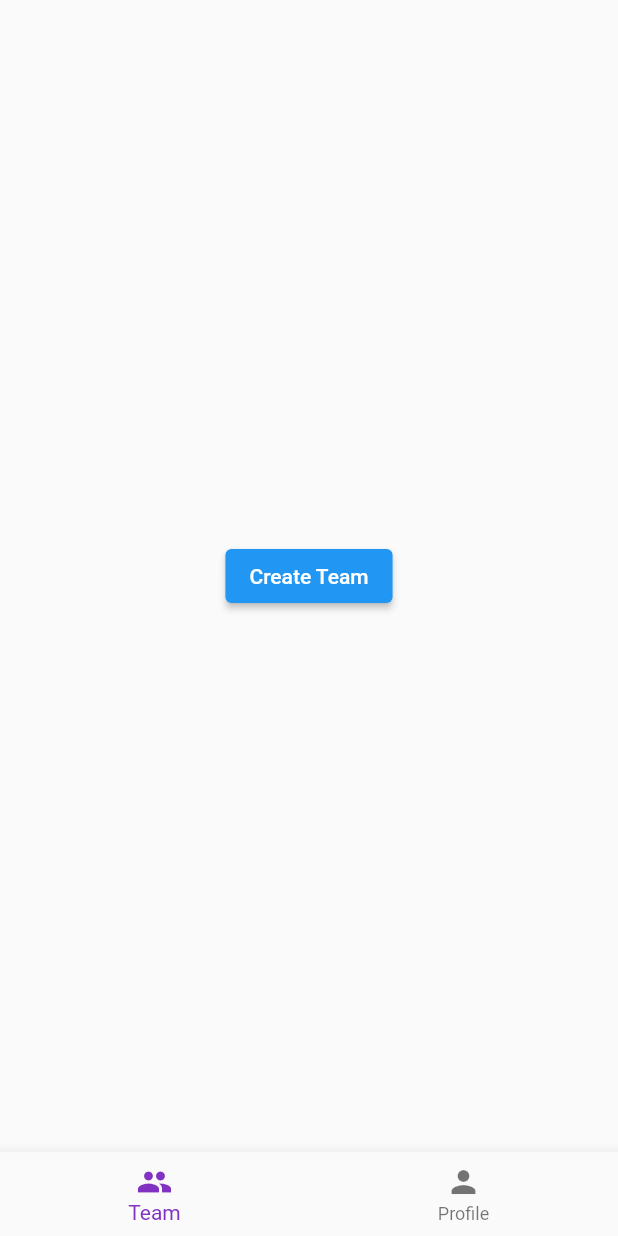
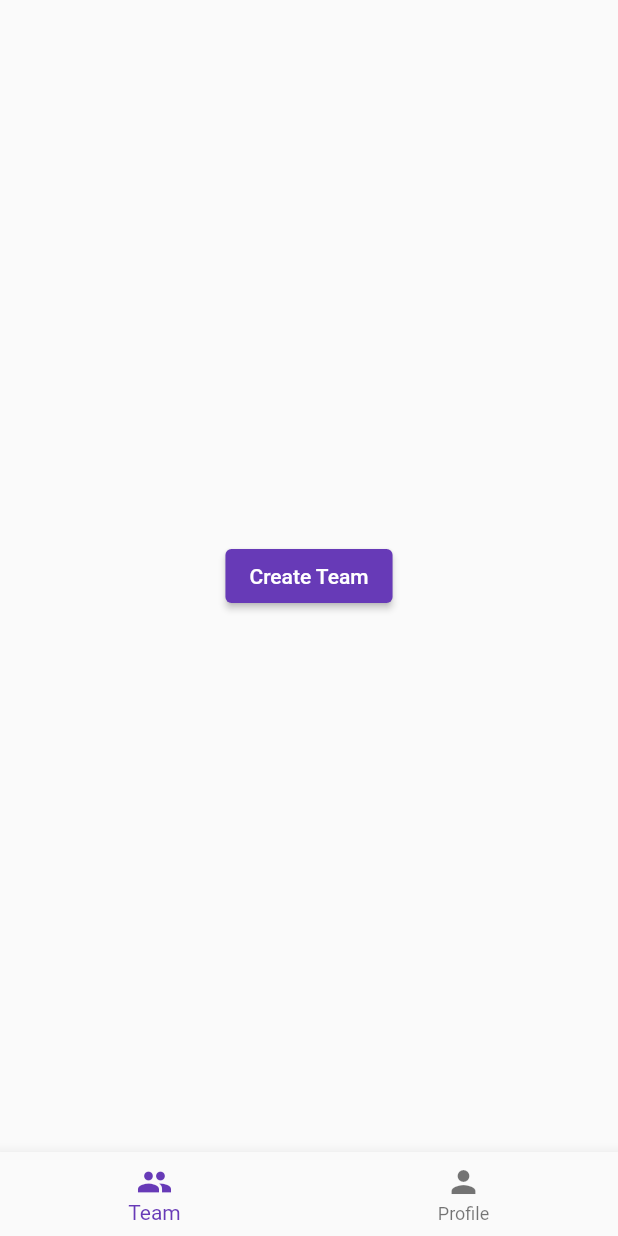
Before and after one commit to Codes-on-Roadshow/teamapp, a Flutter app: the screen it shows after launch, on a phone screen of 412 x 824 dp. Run offline on Flutter 3.47's test engine with Material 2 defaults, Android fonts, the phone set to English and light mode, and no system bars; missing offline and left inert: unleash.

Commit message:
change style to deep purple

```diff
--- a/mobile/lib/main.dart
+++ b/mobile/lib/main.dart
@@ -23,9 +23,26 @@
     return MaterialApp(
       home: const MyStatefulWidget(),
       theme: ThemeData(
-          primaryColor: const Color.fromARGB(255, 129, 50, 194),
-          buttonTheme: const ButtonThemeData(
-              buttonColor: Color.fromARGB(255, 129, 50, 194))),
+        primaryColor: Colors.deepPurple,
+        textSelectionTheme: const TextSelectionThemeData(
+          cursorColor: Colors.deepPurple,
+        ),
+        inputDecorationTheme: InputDecorationTheme(
+          floatingLabelStyle: const TextStyle(color: Colors.deepPurple),
+          focusedBorder: const OutlineInputBorder(
+            borderSide: BorderSide(color: Colors.deepPurple),
+          ),
+          border: OutlineInputBorder(
+            borderRadius: BorderRadius.circular(8),
+          ),
+        ),
+        appBarTheme: const AppBarTheme(
+          color: Colors.deepPurple,
+        ),
+        elevatedButtonTheme: ElevatedButtonThemeData(
+          style: ElevatedButton.styleFrom(primary: Colors.deepPurple),
+        ),
+      ),
     );
   }
 }
```
